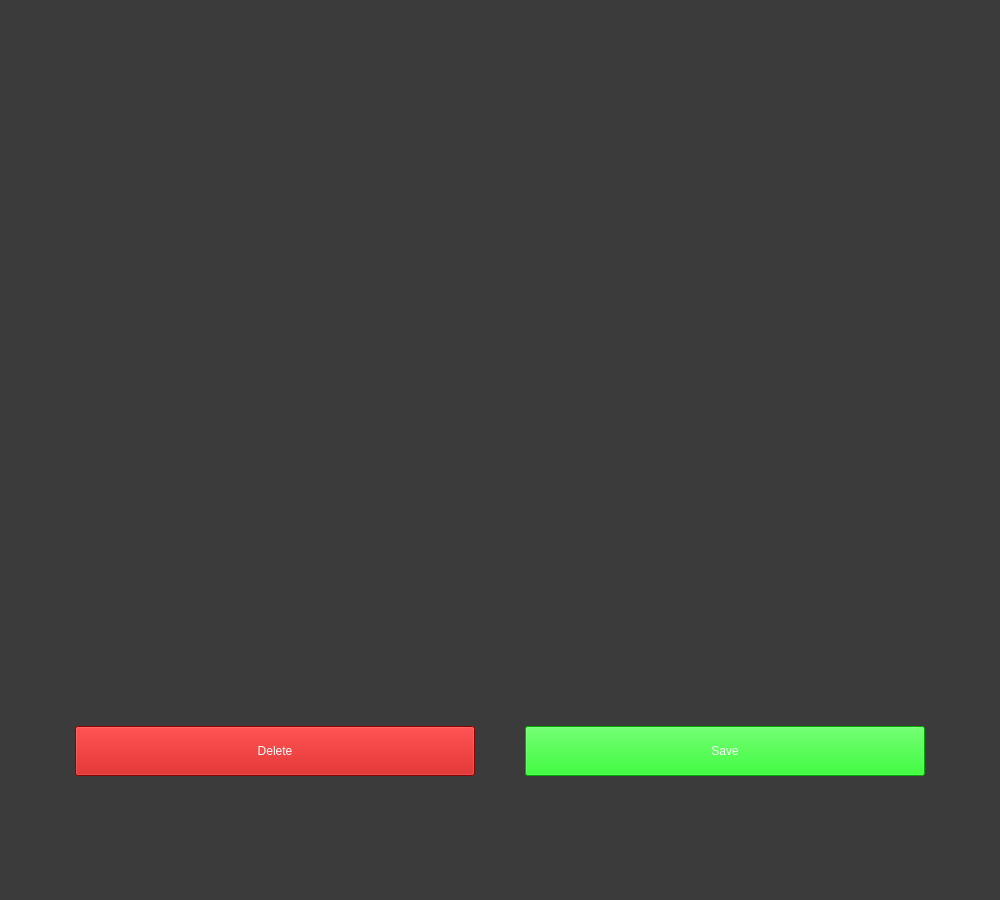
This is Form/main_window.ui in joelmakes/FilterMe as Qt 5 draws it before an edit. The edited form follows.
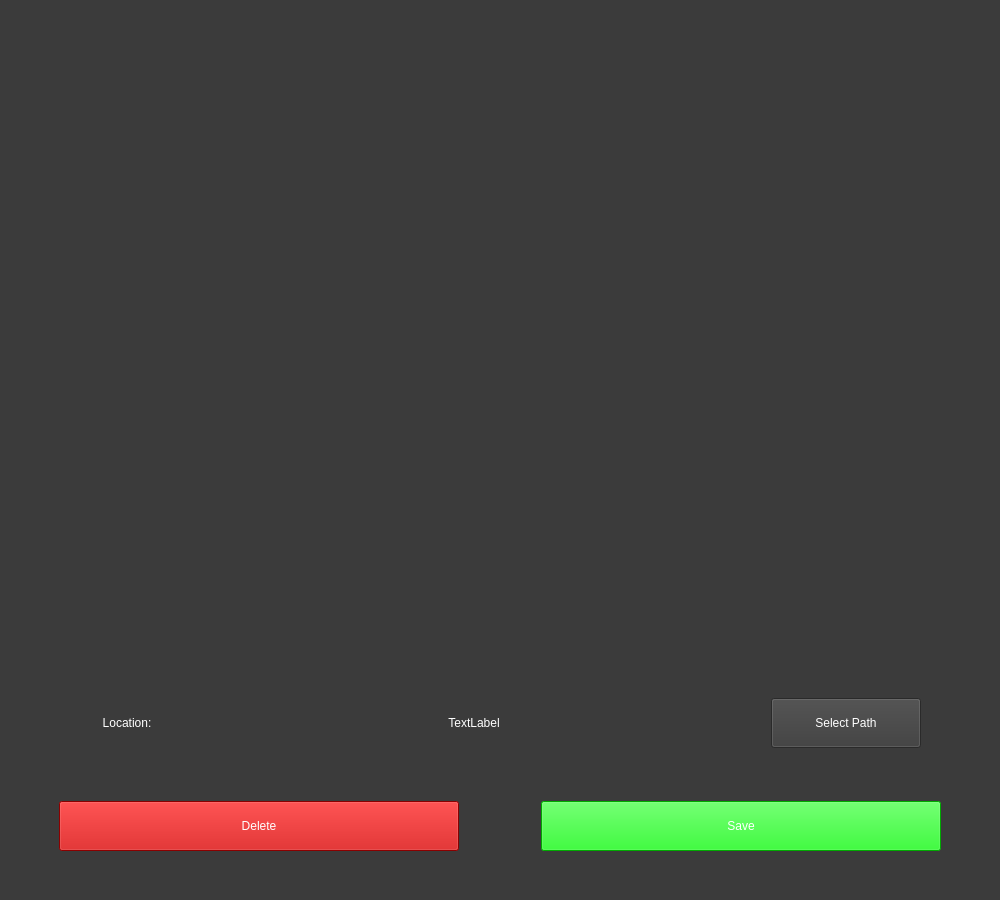
This is the edited form. The open tabs and pages were chosen to show the change.

Commit message: Added new path way buttons and text labels/ changed general text sizes/ changed reset button color to yellow

```diff
--- a/Form/main_window.ui
+++ b/Form/main_window.ui
@@ -39,6 +39,12 @@
 background-color: rgb(59, 59, 59);
 </string>
   </property>
+  <property name="iconSize">
+   <size>
+    <width>32</width>
+    <height>32</height>
+   </size>
+  </property>
   <property name="tabShape">
    <enum>QTabWidget::TabShape::Rounded</enum>
   </property>
@@ -375,10 +381,92 @@
             <height>300</height>
            </size>
           </property>
-          <layout class="QHBoxLayout" name="horizontalLayout_7">
+          <layout class="QVBoxLayout" name="verticalLayout_8">
            <property name="sizeConstraint">
             <enum>QLayout::SizeConstraint::SetNoConstraint</enum>
            </property>
+           <item>
+            <layout class="QVBoxLayout" name="verticalLayout_6">
+             <item>
+              <widget class="QWidget" name="widget" native="true">
+               <layout class="QHBoxLayout" name="horizontalLayout_6">
+                <item>
+                 <widget class="QLabel" name="label_location">
+                  <property name="minimumSize">
+                   <size>
+                    <width>50</width>
+                    <height>60</height>
+                   </size>
+                  </property>
+                  <property name="maximumSize">
+                   <size>
+                    <width>100</width>
+                    <height>60</height>
+                   </size>
+                  </property>
+                  <property name="styleSheet">
+                   <string notr="true">font: 12pt &quot;Segoe UI&quot;;</string>
+                  </property>
+                  <property name="text">
+                   <string>Location:</string>
+                  </property>
+                  <property name="alignment">
+                   <set>Qt::AlignmentFlag::AlignCenter</set>
+                  </property>
+                 </widget>
+                </item>
+                <item>
+                 <widget class="QLabel" name="label_path">
+                  <property name="minimumSize">
+                   <size>
+                    <width>500</width>
+                    <height>60</height>
+                   </size>
+                  </property>
+                  <property name="maximumSize">
+                   <size>
+                    <width>500</width>
+                    <height>60</height>
+                   </size>
+                  </property>
+                  <property name="styleSheet">
+                   <string notr="true">font: 12pt &quot;Segoe UI&quot;;</string>
+                  </property>
+                  <property name="text">
+                   <string>TextLabel</string>
+                  </property>
+                  <property name="alignment">
+                   <set>Qt::AlignmentFlag::AlignCenter</set>
+                  </property>
+                 </widget>
+                </item>
+                <item>
+                 <widget class="QPushButton" name="button_selector">
+                  <property name="minimumSize">
+                   <size>
+                    <width>140</width>
+                    <height>40</height>
+                   </size>
+                  </property>
+                  <property name="maximumSize">
+                   <size>
+                    <width>150</width>
+                    <height>50</height>
+                   </size>
+                  </property>
+                  <property name="styleSheet">
+                   <string notr="true">font: 12pt &quot;Segoe UI&quot;;</string>
+                  </property>
+                  <property name="text">
+                   <string>Select Path</string>
+                  </property>
+                 </widget>
+                </item>
+               </layout>
+              </widget>
+             </item>
+            </layout>
+           </item>
            <item>
             <layout class="QHBoxLayout" name="horizontalLayout_9">
              <property name="spacing">
```
Left out of the diff: 28 changed lines with no effect on the pictures.
